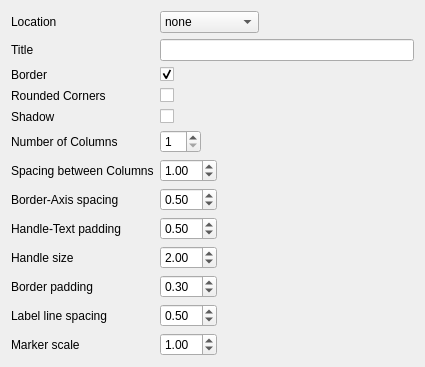
The window that src/ui/Ui_ScatterPlotLegend.ui (bbreslauer/PySciPlot) describes before a commit, drawn with Qt 5.
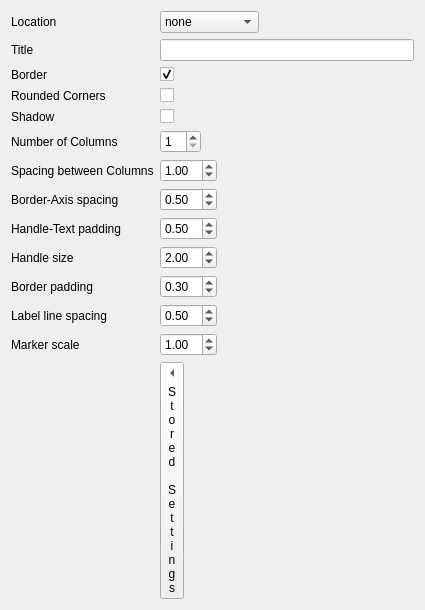
The same window after the commit. Custom widgets are drawn as their Qt base class.

Commit message: Factored out some axis updating methods. Added ability to use a wave for tick locations. Added ability to use a wave for tick labels. (#19)

Diff of the .ui file:
```diff
--- a/src/ui/Ui_ScatterPlotLegend.ui
+++ b/src/ui/Ui_ScatterPlotLegend.ui
@@ -279,8 +279,51 @@
      </property>
     </widget>
    </item>
+   <item row="14" column="1">
+    <widget class="QStoredSettingsButton" name="storedSettingsButton">
+     <property name="sizePolicy">
+      <sizepolicy hsizetype="Fixed" vsizetype="Expanding">
+       <horstretch>0</horstretch>
+       <verstretch>0</verstretch>
+      </sizepolicy>
+     </property>
+     <property name="text">
+      <string>S
+t
+o
+r
+e
+d
+
+S
+e
+t
+t
+i
+n
+g
+s</string>
+     </property>
+     <property name="toolButtonStyle">
+      <enum>Qt::ToolButtonTextUnderIcon</enum>
+     </property>
+     <property name="arrowType">
+      <enum>Qt::LeftArrow</enum>
+     </property>
+    </widget>
+   </item>
   </layout>
  </widget>
+ <customwidgets>
+  <customwidget>
+   <class>QStoredSettingsButton</class>
+   <extends>QToolButton</extends>
+   <header>gui/QStoredSettingsButton</header>
+   <slots>
+    <slot>toggleWidget()</slot>
+   </slots>
+  </customwidget>
+ </customwidgets>
  <resources/>
  <connections>
   <connection>
```
Left out of the diff: 32 changed lines with no effect on the pictures. The commit also changes 7 other files.
